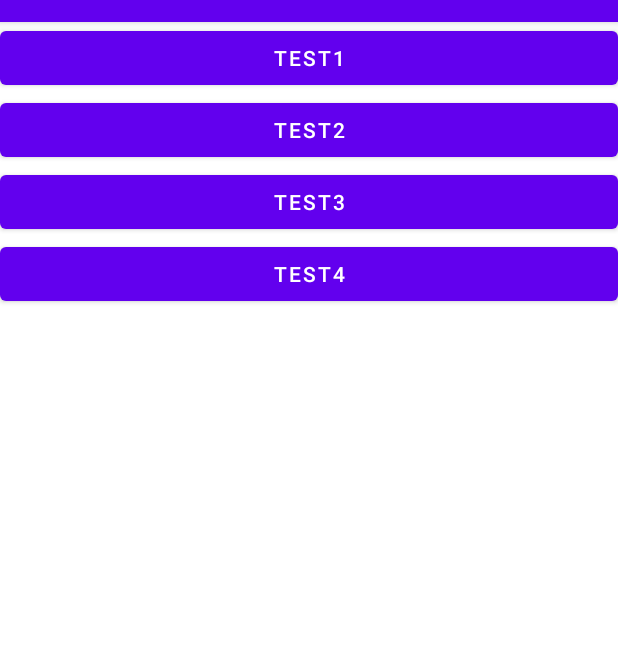
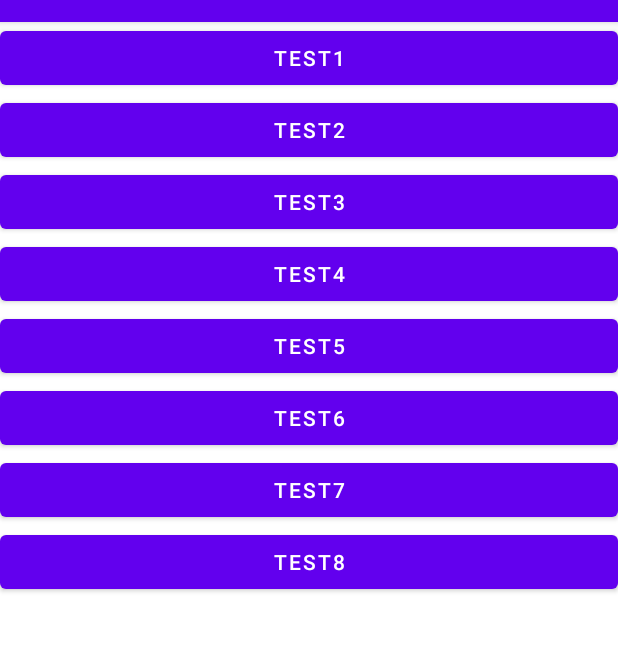
Before and after one commit to sophie202205/MyfileTest, an Android app: the screen it shows after launch (MainActivity), on a phone screen of 412 x 824 dp, the part 62-713 px from its top. Run offline under Robolectric (Android 15) with nearby library versions, the phone set to English and light mode, and no system bars.

```diff
--- a/app/src/main/res/layout/activity_main.xml
+++ b/app/src/main/res/layout/activity_main.xml
@@ -31,6 +31,30 @@
         android:text="test4"
         android:onClick="test4">
     </Button>
+    <Button
+        android:layout_width = "match_parent"
+        android:layout_height = "wrap_content"
+        android:text="test5"
+        android:onClick="test5">
+    </Button>
+    <Button
+        android:layout_width="match_parent"
+        android:layout_height="wrap_content"
+        android:text="test6"
+        android:onClick="test6">
+    </Button>
+    <Button
+        android:layout_width = "match_parent"
+        android:layout_height = "wrap_content"
+        android:text="test7"
+        android:onClick="test7">
+    </Button>
+    <Button
+        android:layout_width="match_parent"
+        android:layout_height="wrap_content"
+        android:text="test8"
+        android:onClick="test8">
+    </Button>
 
 
 </LinearLayout>
```
Also changed, not shown: app/src/main/java/com/example/myfiletest/MainActivity.java (+23 -0 lines).
